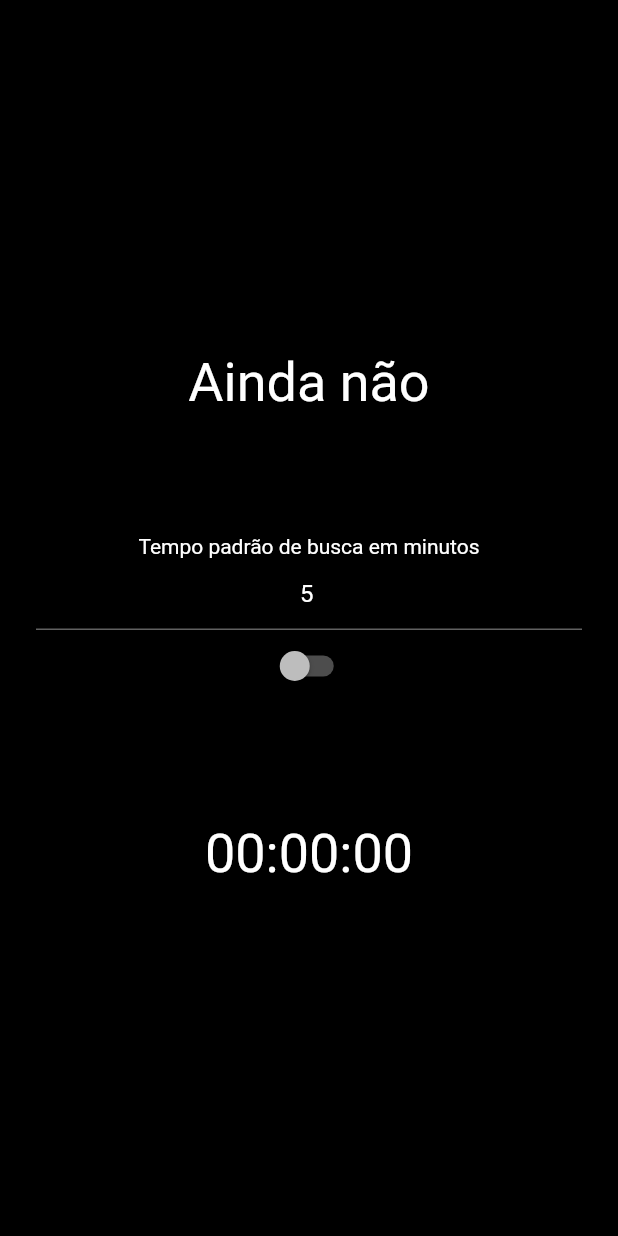
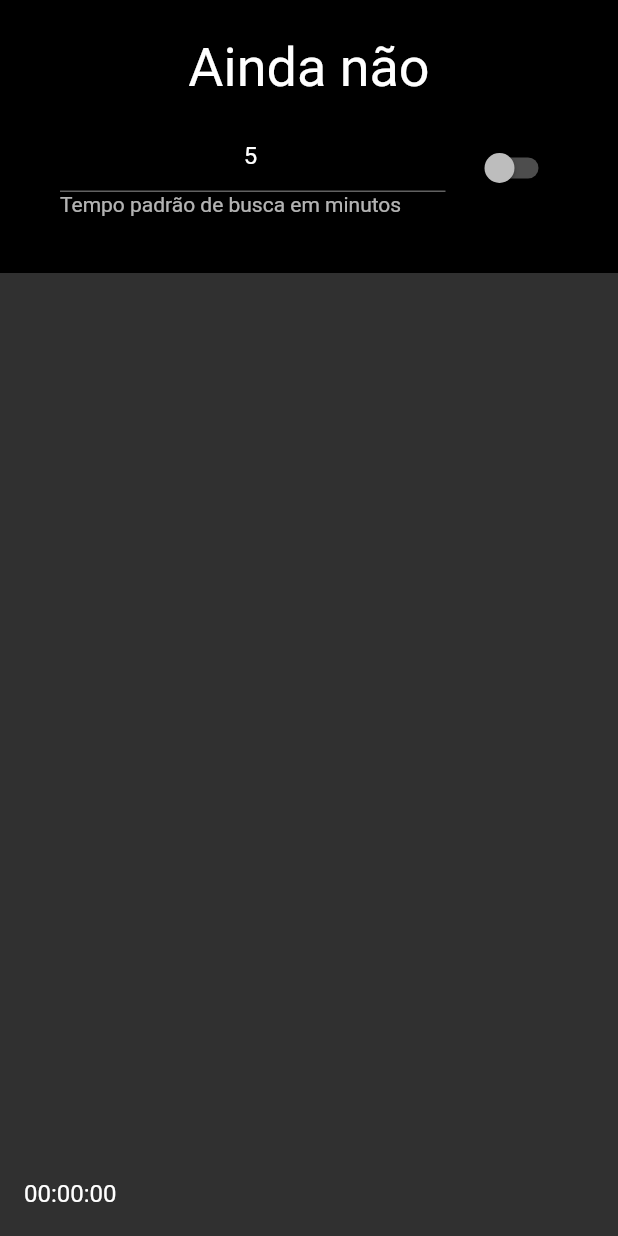
Before and after one commit to aphenrique/masterclass_notification, a Flutter app: the screen it shows after launch, on a phone screen of 412 x 824 dp. Run offline on Flutter 3.47's test engine with Material 2 defaults, Android fonts, the phone set to English and light mode, and no system bars.

```diff
--- a/lib/src/home/controllers/home_controller.dart
+++ b/lib/src/home/controllers/home_controller.dart
@@ -8,7 +8,7 @@ class HomeController {
   final _blocController = StreamController<Duration>();
 
   HomeController() {
-    _blocController.sink.add(Duration(seconds: 0));
+    _blocController.sink.add(const Duration(seconds: 0));
   }
 
   bool trigger = false;
@@ -19,11 +19,11 @@ class HomeController {
     int time = Duration(minutes: defaultTime).inSeconds;
 
     while (trigger) {
-      bool isChanged = await homeStore.siteIsChanged();
+      await homeStore.siteIsChanged();
 
       for (int i = time; i > 0; i--) {
-        _blocController.sink.add(Duration(seconds: time--));
-        await Future.delayed(Duration(seconds: 1));
+        _blocController.sink.add(Duration(seconds: i));
+        await Future.delayed(const Duration(seconds: 1));
         if (!trigger) break;
       }
     }
--- a/lib/src/home/pages/home_page.dart
+++ b/lib/src/home/pages/home_page.dart
@@ -5,6 +5,7 @@ import 'package:masterclass_notification/src/home/stores/home_store.dart';
 class HomePage extends StatefulWidget {
   const HomePage({Key? key}) : super(key: key);
 
+  @override
   _HomePageState createState() => _HomePageState();
 }
 
@@ -41,7 +42,9 @@ class _HomePageState extends State<HomePage> {
   @override
   Widget build(BuildContext context) {
     return Scaffold(
-      body: Container(
+      body: SingleChildScrollView(
+        scrollDirection: Axis.vertical,
+        child: Container(
           color: masterclassEnabled ? Colors.teal.shade900 : Colors.black,
           padding: const EdgeInsets.all(24.0),
           child: Center(
@@ -58,14 +61,15 @@ class _HomePageState extends State<HomePage> {
                     );
                   },
                 ),
-              const SizedBox(height: 80),
-              const Text("Tempo padrão de busca em minutos"),
-              TextFormField(
+                const SizedBox(height: 10),
+                ListTile(
+                  title: TextFormField(
                     controller: timeController,
                     textAlign: TextAlign.center,
                     keyboardType: TextInputType.number,
                   ),
-              Switch(
+                  subtitle: const Text("Tempo padrão de busca em minutos"),
+                  trailing: Switch(
                     value: homeController.trigger,
                     onChanged: (value) {
                       if (timeController.text.isNotEmpty) {
@@ -75,8 +79,14 @@ class _HomePageState extends State<HomePage> {
                       }
                     },
                   ),
-              const SizedBox(height: 80),
-              StreamBuilder<Duration>(
+                ),
+                const SizedBox(height: 10),
+              ],
+            ),
+          ),
+        ),
+      ),
+      bottomSheet: StreamBuilder<Duration>(
         stream: homeController.time,
         builder: (context, snapshot) {
           if (snapshot.hasData) {
@@ -86,26 +96,24 @@ class _HomePageState extends State<HomePage> {
             int minutes = time.inMinutes - (60 * (time.inMinutes ~/ 60));
             int seconds = time.inSeconds % 60;
 
-                    return Text(
+            return ListTile(
+              title: Text(
                 "${f(hour)}:${f(minutes)}:${f(seconds)}",
-                      style: const TextStyle(fontSize: 36),
+                // style: const TextStyle(fontSize: 36),
+              ),
             );
           }
 
           return const Text(
             "00:00",
-                    style: TextStyle(fontSize: 36),
+            style: TextStyle(fontSize: 24),
           );
         },
-              ),
-            ],
-          ),
-        ),
       ),
     );
   }
 
-  String f(int i){
+  String f(int i) {
     return i < 10 ? "0${i.toString()}" : i.toString();
   }
 }
```
Also changed, not shown: 1 other file. Lines whose indentation alone changed are shown as unchanged.
